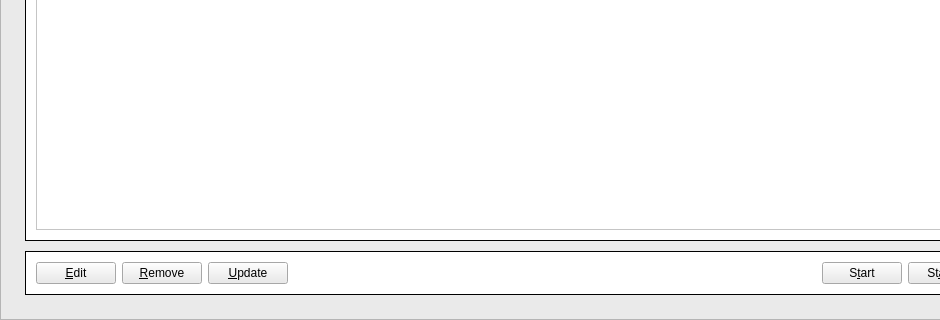
Stipend-Developer/stipend, file src/qt/forms/masternodemanager.ui: the form before one commit; both pictures show x 0 to 940 and y 430 to 750 of the 1024 by 750 pixel window.
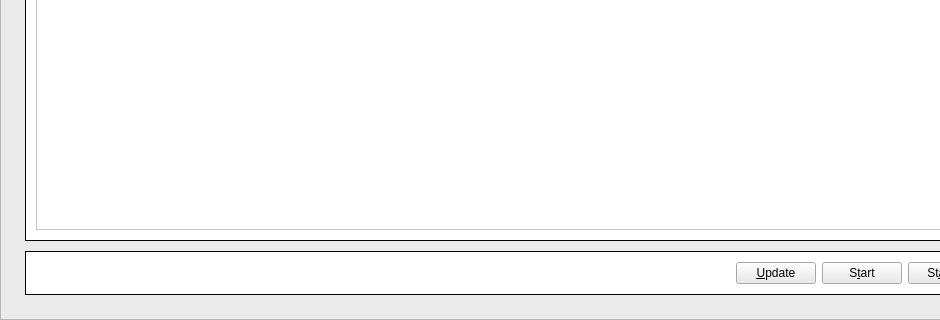
The form after the commit.

Commit message: Remove inactive buttons on masternodemanager.ui

What changed in the file:
```diff
--- a/src/qt/forms/masternodemanager.ui
+++ b/src/qt/forms/masternodemanager.ui
@@ -350,27 +350,6 @@
              <property name="bottomMargin">
               <number>0</number>
              </property>
-             <item>
-              <widget class="QPushButton" name="editButton">
-               <property name="text">
-                <string>&amp;Edit</string>
-               </property>
-              </widget>
-             </item>
-             <item>
-              <widget class="QPushButton" name="removeButton">
-               <property name="text">
-                <string>&amp;Remove</string>
-               </property>
-              </widget>
-             </item>
-             <item>
-              <widget class="QPushButton" name="UpdateButton">
-               <property name="text">
-                <string>&amp;Update</string>
-               </property>
-              </widget>
-             </item>
              <item>
               <spacer name="horizontalSpacer_2">
                <property name="orientation">
@@ -384,6 +363,13 @@
                </property>
               </spacer>
              </item>
+             <item>
+              <widget class="QPushButton" name="UpdateButton">
+               <property name="text">
+                <string>&amp;Update</string>
+               </property>
+              </widget>
+             </item>
              <item>
               <widget class="QPushButton" name="startButton">
                <property name="text">
```
Left out of the diff: 2 changed lines with no effect on the pictures. The commit also changes 1 other file.
